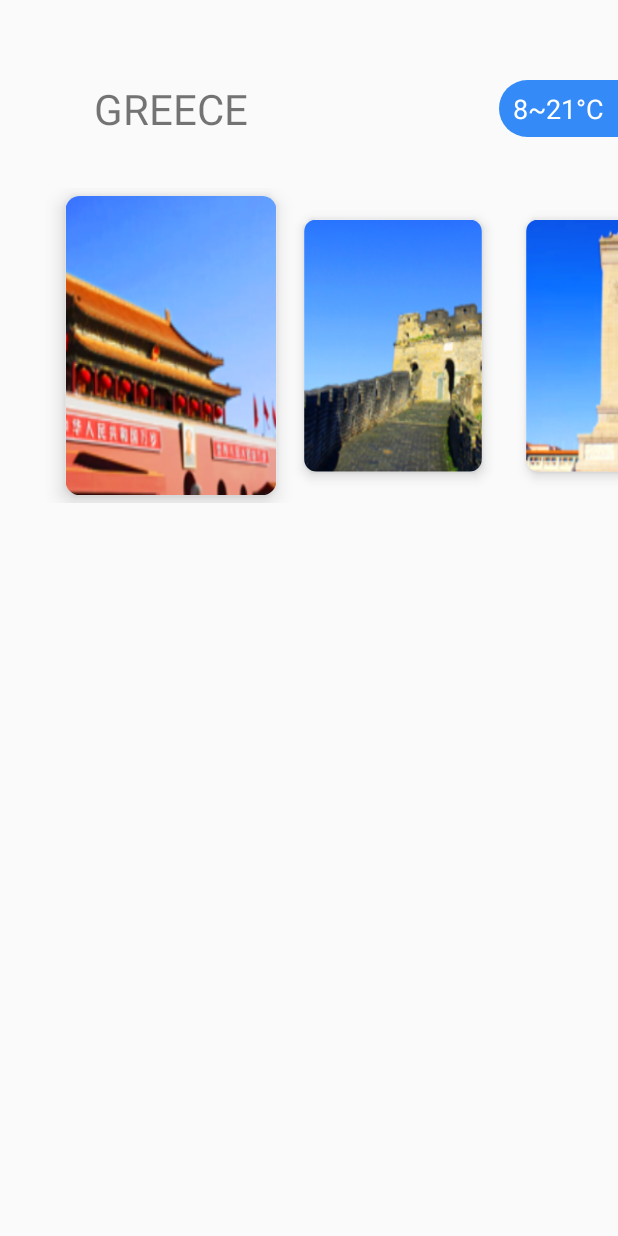
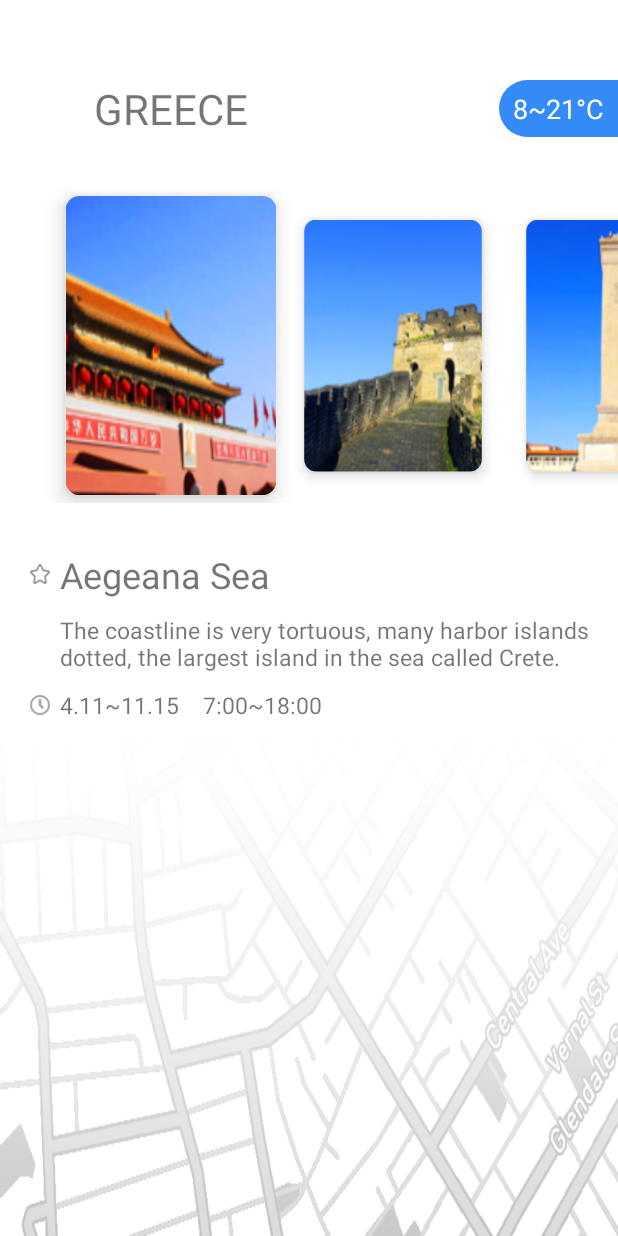
Before and after one commit to Ramotion/cardslider-android, an Android app: the screen it shows after launch (MainActivity), on a phone screen of 412 x 824 dp. Run offline under Robolectric (Android 15) with nearby library versions, the phone set to English and light mode, and no system bars.

Commit message:
Show more UI elements in example

```diff
--- a/card-slider-simple-example/src/main/java/com/ramotion/cardslider/example/simple/MainActivity.java
+++ b/card-slider-simple-example/src/main/java/com/ramotion/cardslider/example/simple/MainActivity.java
@@ -1,12 +1,15 @@
 package com.ramotion.cardslider.example.simple;
 
+import android.os.Build;
 import android.os.Bundle;
-import android.support.annotation.IdRes;
 import android.support.annotation.StyleRes;
 import android.support.v7.app.AppCompatActivity;
+import android.support.v7.view.ContextThemeWrapper;
 import android.support.v7.widget.RecyclerView;
 import android.util.Log;
 import android.view.View;
+import android.widget.ImageSwitcher;
+import android.widget.ImageView;
 import android.widget.TextSwitcher;
 import android.widget.TextView;
 import android.widget.ViewSwitcher;
@@ -17,13 +20,18 @@ import com.ramotion.cardslider.CardSnapHelper;
 public class MainActivity extends AppCompatActivity {
 
     private final String[] countries = {"GREECE", "FRANCE", "CHINA", "CANADA", "RUSSIA", "JAPAN"};
-    private final String[] temperatures = {"8~21°C", "0~35°C", "-5~25°C", "-8~8°C", "-58~21°C", "9~22°C"};
+    private final String[] temperatures = {"8~21°C", "6~19°C", "5~17°C"};
+    private final String[] places = {"Aegeana Sea", "Somewhere on Earth", "Another place"};
+    private final String[] times = {"4.11~11.15    7:00~18:00", "3.15~9.15    8:00~16:00", "8.1~12.15    7:00~18:00"};
+    private final int[] maps = {R.drawable.map_1, R.drawable.map_2, R.drawable.map_3};
 
     private final SliderAdapter sliderAdapter = new SliderAdapter();
 
-    private RecyclerView recyclerView;
+    private ImageSwitcher mapSwitcher;
     private TextSwitcher countrySwitcher;
     private TextSwitcher temperatureSwitcher;
+    private TextSwitcher placeSwitcher;
+    private TextSwitcher clockSwitcher;
 
     private int currentPosition = 0;
 
@@ -35,7 +43,7 @@ public class MainActivity extends AppCompatActivity {
         final int left = getResources().getDimensionPixelSize(R.dimen.active_card_left);
         final int width = getResources().getDimensionPixelSize(R.dimen.active_card_width);
 
-        recyclerView = (RecyclerView) findViewById(R.id.recycler_view);
+        final RecyclerView recyclerView = (RecyclerView) findViewById(R.id.recycler_view);
         recyclerView.setAdapter(sliderAdapter);
         recyclerView.setLayoutManager(new CardSliderLayoutManager(left, width));
         recyclerView.addOnScrollListener(new RecyclerView.OnScrollListener() {
@@ -48,12 +56,26 @@ public class MainActivity extends AppCompatActivity {
         new CardSnapHelper().attachToRecyclerView(recyclerView);
 
         countrySwitcher = (TextSwitcher) findViewById(R.id.ts_country);
-        countrySwitcher.setFactory(new SwitcherFactory(R.style.CountryTextView));
+        countrySwitcher.setFactory(new TextViewFactory(R.style.CountryTextView));
         countrySwitcher.setCurrentText(countries[0]);
 
         temperatureSwitcher = (TextSwitcher) findViewById(R.id.ts_temperature);
-        temperatureSwitcher.setFactory(new SwitcherFactory(R.style.TemperatureTextView));
+        temperatureSwitcher.setFactory(new TextViewFactory(R.style.TemperatureTextView));
         temperatureSwitcher.setCurrentText(temperatures[0]);
+
+        placeSwitcher = (TextSwitcher) findViewById(R.id.ts_place);
+        placeSwitcher.setFactory(new TextViewFactory(R.style.PlaceTextView));
+        placeSwitcher.setCurrentText(places[0]);
+
+        clockSwitcher = (TextSwitcher) findViewById(R.id.ts_clock);
+        clockSwitcher.setFactory(new TextViewFactory(R.style.ClockTextView));
+        clockSwitcher.setCurrentText(times[0]);
+
+        mapSwitcher = (ImageSwitcher) findViewById(R.id.ts_map);
+        mapSwitcher.setInAnimation(this, android.R.anim.fade_in);
+        mapSwitcher.setOutAnimation(this, android.R.anim.fade_out);
+        mapSwitcher.setFactory(new ImageViewFactory());
+        mapSwitcher.setImageResource(maps[0]);
     }
 
     private void onScrollStateChanged(RecyclerView recyclerView, int newState) {
@@ -62,19 +84,34 @@ public class MainActivity extends AppCompatActivity {
             final int pos = lm.getActiveCardPosition();
             Log.d("D", "current position is: " + pos);
             if (pos != currentPosition) {
-                int anim[] = new int[] {R.anim.slide_in_right, R.anim.slide_out_left};
+                int animH[] = new int[] {R.anim.slide_in_right, R.anim.slide_out_left};
+                int animV[] = new int[] {R.anim.slide_in_top, R.anim.slide_out_bottom};
+
                 if (pos < currentPosition) {
-                    anim[0] = android.R.anim.slide_in_left;
-                    anim[1] = android.R.anim.slide_out_right;
+                    animH[0] = android.R.anim.slide_in_left;
+                    animH[1] = android.R.anim.slide_out_right;
+
+                    animV[0] = R.anim.slide_in_bottom;
+                    animV[1] = R.anim.slide_out_top;
                 }
 
-                countrySwitcher.setInAnimation(this, anim[0]);
-                countrySwitcher.setOutAnimation(this, anim[1]);
+                countrySwitcher.setInAnimation(this, animH[0]);
+                countrySwitcher.setOutAnimation(this, animH[1]);
                 countrySwitcher.setText(countries[pos]);
 
-                temperatureSwitcher.setInAnimation(this, anim[0]);
-                temperatureSwitcher.setOutAnimation(this, anim[1]);
-                temperatureSwitcher.setText(temperatures[pos]);
+                temperatureSwitcher.setInAnimation(this, animH[0]);
+                temperatureSwitcher.setOutAnimation(this, animH[1]);
+                temperatureSwitcher.setText(temperatures[pos % temperatures.length]);
+
+                placeSwitcher.setInAnimation(this, animV[0]);
+                placeSwitcher.setOutAnimation(this, animV[1]);
+                placeSwitcher.setText(places[pos % places.length]);
+
+                clockSwitcher.setInAnimation(this, animV[0]);
+                clockSwitcher.setOutAnimation(this, animV[1]);
+                clockSwitcher.setText(times[pos % times.length]);
+
+                mapSwitcher.setImageResource(maps[pos % maps.length]);
 
                 currentPosition = pos;
             }
@@ -82,21 +119,36 @@ public class MainActivity extends AppCompatActivity {
 
     }
 
-    private class SwitcherFactory implements  ViewSwitcher.ViewFactory {
+    private class TextViewFactory implements  ViewSwitcher.ViewFactory {
 
-        final int styleId;
+        @StyleRes final int styleId;
 
-        SwitcherFactory(@StyleRes int styleId) {
+        TextViewFactory(@StyleRes int styleId) {
             this.styleId = styleId;
         }
 
+        @SuppressWarnings("deprecation")
         @Override
         public View makeView() {
             final TextView textView = new TextView(MainActivity.this);
-            textView.setTextAppearance(MainActivity.this, styleId);
+            if (Build.VERSION.SDK_INT < 23) {
+                textView.setTextAppearance(MainActivity.this, styleId);
+            } else {
+                textView.setTextAppearance(styleId);
+            }
+
             return textView;
         }
 
     }
 
+    private class ImageViewFactory implements ViewSwitcher.ViewFactory {
+        @Override
+        public View makeView() {
+            final ImageView imageView = new ImageView(MainActivity.this);
+            imageView.setScaleType(ImageView.ScaleType.FIT_XY);
+            return imageView;
+        }
+    }
+
 }
--- /dev/null
+++ b/card-slider-simple-example/src/main/res/anim/slide_in_bottom.xml
@@ -0,0 +1,17 @@
+<?xml version="1.0" encoding="utf-8"?>
+<set xmlns:android="http://schemas.android.com/apk/res/android"
+    android:shareInterpolator="true">
+
+    <translate
+        android:duration="500"
+        android:fromXDelta="0%"
+        android:fromYDelta="-100%"
+        android:toXDelta="0%"
+        android:toYDelta="0%"/>
+
+    <alpha
+        android:duration="500"
+        android:fromAlpha="0"
+        android:toAlpha="1"/>
+
+</set>
--- /dev/null
+++ b/card-slider-simple-example/src/main/res/anim/slide_in_top.xml
@@ -0,0 +1,17 @@
+<?xml version="1.0" encoding="utf-8"?>
+<set xmlns:android="http://schemas.android.com/apk/res/android"
+    android:shareInterpolator="true">
+
+    <translate
+        android:duration="500"
+        android:fromXDelta="0%"
+        android:fromYDelta="100%"
+        android:toXDelta="0%"
+        android:toYDelta="0%"/>
+
+    <alpha
+        android:duration="500"
+        android:fromAlpha="0"
+        android:toAlpha="1"/>
+
+</set>
--- /dev/null
+++ b/card-slider-simple-example/src/main/res/anim/slide_out_bottom.xml
@@ -0,0 +1,17 @@
+<?xml version="1.0" encoding="utf-8"?>
+<set xmlns:android="http://schemas.android.com/apk/res/android"
+    android:shareInterpolator="true">
+
+    <translate
+        android:duration="500"
+        android:fromXDelta="0%"
+        android:fromYDelta="0%"
+        android:toXDelta="0%"
+        android:toYDelta="-100%" />
+
+    <alpha
+        android:duration="500"
+        android:fromAlpha="1"
+        android:toAlpha="0"/>
+
+</set>
--- /dev/null
+++ b/card-slider-simple-example/src/main/res/anim/slide_out_top.xml
@@ -0,0 +1,17 @@
+<?xml version="1.0" encoding="utf-8"?>
+<set xmlns:android="http://schemas.android.com/apk/res/android"
+    android:shareInterpolator="true">
+
+    <translate
+        android:duration="500"
+        android:fromXDelta="0%"
+        android:fromYDelta="0%"
+        android:toXDelta="0%"
+        android:toYDelta="100%" />
+
+    <alpha
+        android:duration="500"
+        android:fromAlpha="1"
+        android:toAlpha="0"/>
+
+</set>
--- a/card-slider-simple-example/src/main/res/layout/activity_main.xml
+++ b/card-slider-simple-example/src/main/res/layout/activity_main.xml
@@ -47,4 +47,67 @@
         android:layout_height="210dp"
         android:layout_marginTop="34dp"/>
 
+    <FrameLayout
+        android:layout_width="match_parent"
+        android:layout_height="wrap_content"
+        android:layout_marginTop="31dp">
+
+        <ImageView
+            android:layout_width="13dp"
+            android:layout_height="13dp"
+            android:layout_gravity="center_vertical"
+            android:layout_marginStart="20dp"
+            android:src="@drawable/star"
+            android:scaleType="fitCenter"/>
+
+        <TextSwitcher
+            android:id="@+id/ts_place"
+            android:layout_width="wrap_content"
+            android:layout_height="wrap_content"
+            android:layout_gravity="center_vertical"
+            android:layout_marginStart="@dimen/active_card_left"/>
+
+    </FrameLayout>
+
+    <TextView
+        android:layout_width="match_parent"
+        android:layout_height="40dp"
+        android:layout_marginTop="10dp"
+        android:layout_marginStart="@dimen/active_card_left"
+        android:textSize="15sp"
+        android:text="The coastline is very tortuous, many harbor islands dotted, the largest island in the sea called Crete."/>
+
+    <FrameLayout
+        android:layout_width="match_parent"
+        android:layout_height="match_parent">
+
+        <ImageSwitcher
+            android:id="@+id/ts_map"
+            android:layout_width="match_parent"
+            android:layout_height="match_parent"/>
+
+        <FrameLayout
+            android:layout_width="match_parent"
+            android:layout_height="wrap_content"
+            android:layout_marginTop="10dp">
+
+            <ImageView
+                android:layout_width="13dp"
+                android:layout_height="13dp"
+                android:layout_gravity="center_vertical"
+                android:layout_marginStart="20dp"
+                android:src="@drawable/clock"
+                android:scaleType="fitCenter"/>
+
+            <TextSwitcher
+                android:id="@+id/ts_clock"
+                android:layout_width="wrap_content"
+                android:layout_height="wrap_content"
+                android:layout_gravity="center_vertical"
+                android:layout_marginStart="@dimen/active_card_left"/>
+
+        </FrameLayout>
+
+    </FrameLayout>
+
 </LinearLayout>
--- a/card-slider-simple-example/src/main/res/values/styles.xml
+++ b/card-slider-simple-example/src/main/res/values/styles.xml
@@ -6,6 +6,7 @@
         <item name="colorPrimary">@color/colorPrimary</item>
         <item name="colorPrimaryDark">@color/colorPrimaryDark</item>
         <item name="colorAccent">@color/colorAccent</item>
+        <item name="android:colorBackground">@android:color/white</item>
     </style>
 
     <style name="CountryTextView">
@@ -19,4 +20,14 @@
         <item name="android:gravity">center</item>
     </style>
 
+    <style name="PlaceTextView">
+        <item name="android:textSize">24sp</item>
+        <item name="android:gravity">center</item>
+    </style>
+
+    <style name="ClockTextView">
+        <item name="android:textSize">15sp</item>
+        <item name="android:gravity">center</item>
+    </style>
+
 </resources>
```
Also changed, not shown: card-slider-simple-example/src/main/res/drawable/clock.png (added), card-slider-simple-example/src/main/res/drawable/map_1.png (added), card-slider-simple-example/src/main/res/drawable/map_2.png (added), card-slider-simple-example/src/main/res/drawable/map_3.png (added), card-slider-simple-example/src/main/res/drawable/star.png (added).
